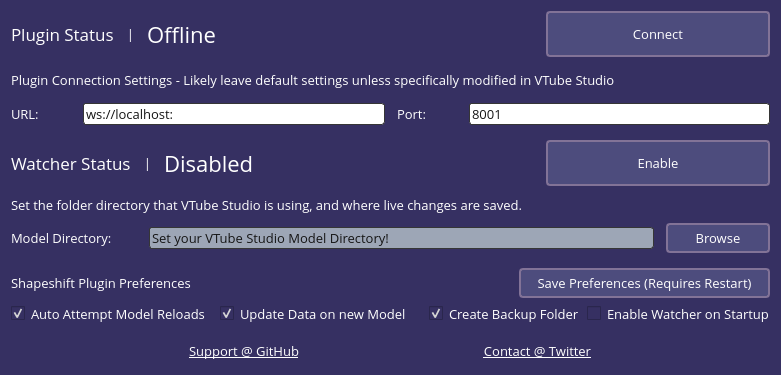
Old version of the form files/qtdesigner/plugin_windowv2.ui in the repository randypanopio/VTS-Shapeshift.
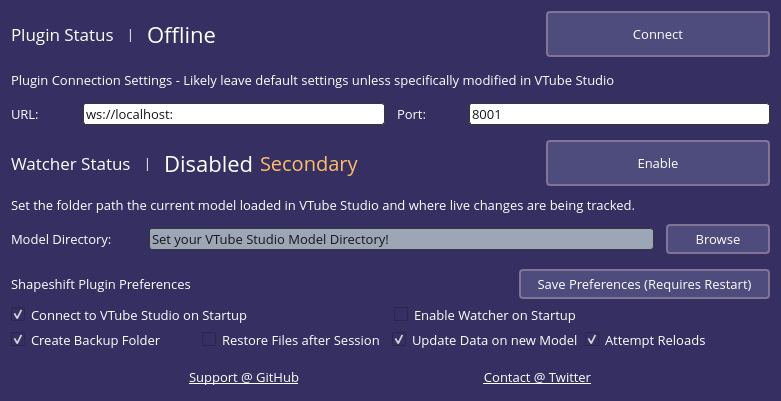
New version of the form.

Diff of the .ui file:
```diff
--- a/files/qtdesigner/plugin_windowv2.ui
+++ b/files/qtdesigner/plugin_windowv2.ui
@@ -10,7 +10,7 @@
     <x>0</x>
     <y>0</y>
     <width>781</width>
-    <height>375</height>
+    <height>401</height>
    </rect>
   </property>
   <property name="font">
@@ -284,6 +284,16 @@
          </item>
         </layout>
        </item>
+       <item>
+        <widget class="QLabel" name="watcher_secondary_label">
+         <property name="styleSheet">
+          <string notr="true">font-size: 20px; color:#FFBD69</string>
+         </property>
+         <property name="text">
+          <string>Secondary</string>
+         </property>
+        </widget>
+       </item>
        <item>
         <spacer name="horizontalSpacer_2">
          <property name="orientation">
@@ -341,7 +351,7 @@
           <string notr="true"/>
          </property>
          <property name="text">
-          <string>Set the folder directory that VTube Studio is using, and where live changes are saved.</string>
+          <string>Set the folder path the current model loaded in VTube Studio and where live changes are being tracked.</string>
          </property>
         </widget>
        </item>
@@ -439,11 +449,11 @@
         </layout>
        </item>
        <item>
-        <layout class="QHBoxLayout" name="horizontalLayout_12" stretch="2,2,1,1">
+        <layout class="QHBoxLayout" name="horizontalLayout_2" stretch="1,1">
          <item>
-          <widget class="QCheckBox" name="model_reload_checkbox">
+          <widget class="QCheckBox" name="startup_connect_checkbox">
            <property name="text">
-            <string>Auto Attempt Model Reloads</string>
+            <string>Connect to VTube Studio on Startup</string>
            </property>
            <property name="checked">
             <bool>true</bool>
@@ -451,15 +461,16 @@
           </widget>
          </item>
          <item>
-          <widget class="QCheckBox" name="update_data_checkbox">
+          <widget class="QCheckBox" name="run_watcher_checkbox">
            <property name="text">
-            <string>Update Data on new Model</string>
+            <string>Enable Watcher on Startup</string>
            </property>
-           <property name="checked">
-            <bool>true</bool>
-           </property>
           </widget>
          </item>
+        </layout>
+       </item>
+       <item>
+        <layout class="QHBoxLayout" name="horizontalLayout_12" stretch="1,1,1,1">
          <item>
           <widget class="QCheckBox" name="backup_checkbox">
            <property name="enabled">
@@ -483,9 +494,29 @@
           </widget>
          </item>
          <item>
-          <widget class="QCheckBox" name="run_watcher_checkbox">
+          <widget class="QCheckBox" name="restore_file_checkbox">
            <property name="text">
-            <string>Enable Watcher on Startup</string>
+            <string>Restore Files after Session</string>
+           </property>
+          </widget>
+         </item>
+         <item>
+          <widget class="QCheckBox" name="update_data_checkbox">
+           <property name="text">
+            <string>Update Data on new Model</string>
+           </property>
+           <property name="checked">
+            <bool>true</bool>
+           </property>
+          </widget>
+         </item>
+         <item>
+          <widget class="QCheckBox" name="model_reload_checkbox">
+           <property name="text">
+            <string>Attempt Reloads</string>
+           </property>
+           <property name="checked">
+            <bool>true</bool>
            </property>
           </widget>
          </item>
```
